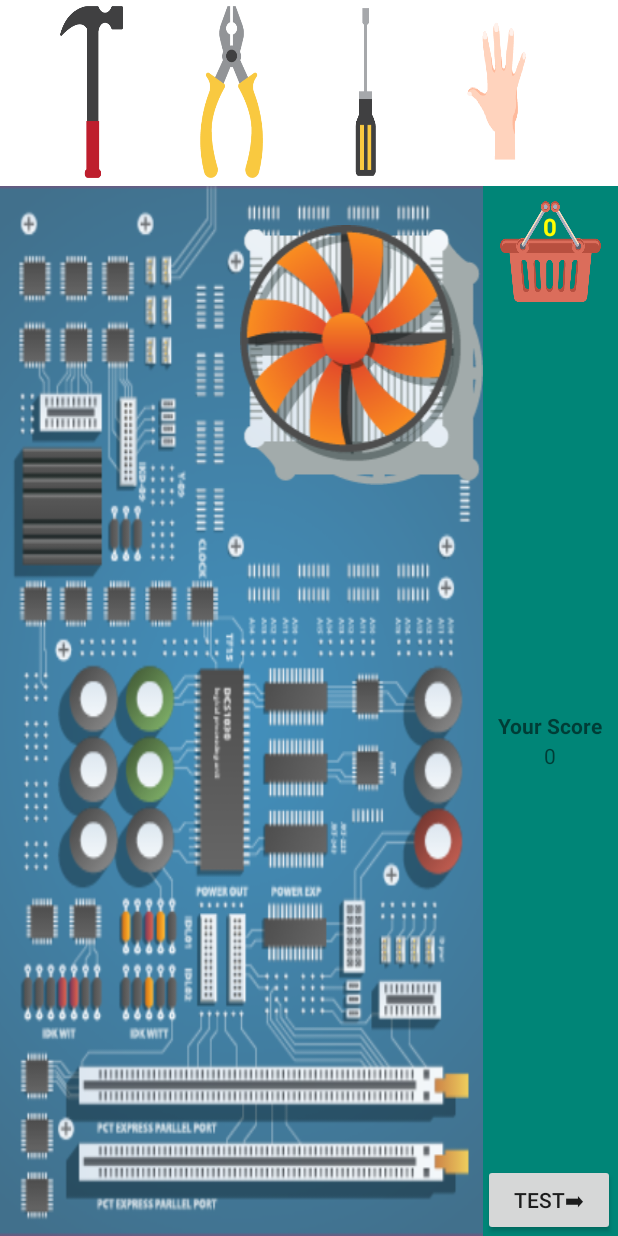
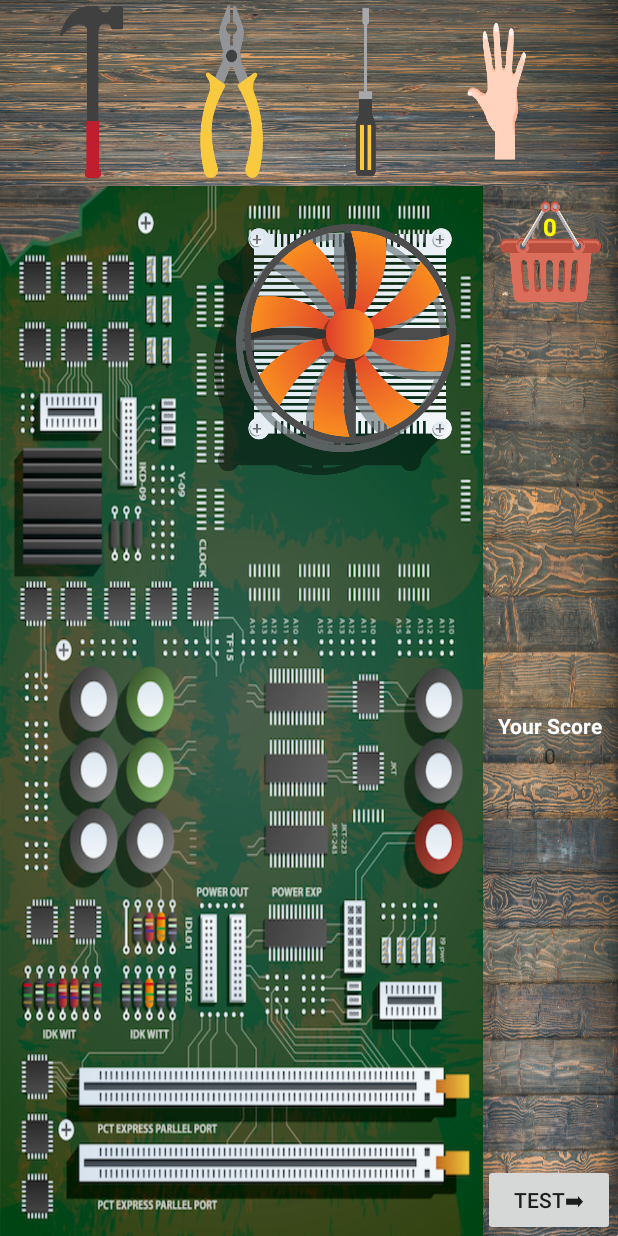
Before and after one commit to Yasamanro/TheBreakingHand, an Android app: the GameActivity screen opened directly, with no data from a screen before it, on a phone screen of 412 x 824 dp. Run offline under Robolectric (Android 15) with nearby library versions, the light colour scheme and no system bars.

Commit message:
Major revision in Game Activity UI Motherboard is now rustier with breaks Tools and score Background has changes Sound effect on hammering the fan New fan picture

```diff
--- a/app/src/main/java/com/example/yasamanro/bhangarigame/GameActivity.java
+++ b/app/src/main/java/com/example/yasamanro/bhangarigame/GameActivity.java
@@ -4,6 +4,7 @@ import android.animation.ObjectAnimator;
 import android.bluetooth.BluetoothGattCharacteristic;
 import android.bluetooth.BluetoothGattService;
 import android.content.Intent;
+import android.media.MediaPlayer;
 import android.support.v7.app.AppCompatActivity;
 import android.os.Bundle;
 import android.util.Log;
@@ -74,14 +75,17 @@ public class GameActivity extends AppCompatActivity {
         final TranslateAnimation animation = new TranslateAnimation(0.0f, 400.0f,
                 0.0f, 100f);
 
+        // Sounds
+        final MediaPlayer hitMetalSound = MediaPlayer.create(this,R.raw.hitmetal);
+
         // Get BluetoothGattService data from DeviceControlActivity Intent!
-        Bundle b = getIntent().getExtras();
-        ArrayList<BluetoothGattService> gattServiceList = (ArrayList<BluetoothGattService>) b.getSerializable("gattService");
-        for ( BluetoothGattService service: gattServiceList){
-            Log.d("JOON I GOT INTENT", service.getUuid().toString());
-        }
-        mBluetoothGattService = findService(gattServiceList,SERVICE_UUID);
-        Log.d("I GOT BLESERVICE IN GAME ACTIVITY", BLEServiceContainer.getInstance().getBleService().toString());
+//        Bundle b = getIntent().getExtras();
+//        ArrayList<BluetoothGattService> gattServiceList = (ArrayList<BluetoothGattService>) b.getSerializable("gattService");
+//        for ( BluetoothGattService service: gattServiceList){
+//            Log.d("JOON I GOT INTENT", service.getUuid().toString());
+//        }
+//        mBluetoothGattService = findService(gattServiceList,SERVICE_UUID);
+//        Log.d("I GOT BLESERVICE IN GAME ACTIVITY", BLEServiceContainer.getInstance().getBleService().toString());
 
         hammer.setOnCheckedChangeListener(new CompoundButton.OnCheckedChangeListener() {
             @Override
@@ -140,18 +144,20 @@ public class GameActivity extends AppCompatActivity {
                 }
                 else {
 
-                    writeOnMicro(mBluetoothGattService, CHARACTERISTIC_UUID, 0);
+//                    writeOnMicro(mBluetoothGattService, CHARACTERISTIC_UUID, 0);
                     Log.d("wrote on micro", "0");
 
                     if (fanTapCount < 5) { // Fan not broken yet!
+                        hitMetalSound.start();
                         Toast.makeText(getApplicationContext(), "Tap " + (5 - fanTapCount) + " more times!", Toast.LENGTH_SHORT).show();
                         fan.clearAnimation();
                         hammerTool.startAnimation(rotateAnimation);
                         fanTapCount++;
                     }
                     else if (fanTapCount == 5){ // You broke the fan!
+                        hitMetalSound.start();
                         hammerTool.startAnimation(rotateAnimation);
-                      //  fan.setVisibility(View.GONE);
+                        //  fan.setVisibility(View.GONE);
                         //fanHighlight.setVisibility(View.GONE);
                         int basketCountTemp = Integer.parseInt(basketCount.getText().toString())+1;
                         basketCount.setText(Integer.toString(basketCountTemp));
@@ -159,9 +165,11 @@ public class GameActivity extends AppCompatActivity {
                         score.setText(Integer.toString(scoreCountTemp));
 
                         AnimationSet s = new AnimationSet(false);
+
                         s.addAnimation(swirlAnimation);
                         s.addAnimation(animation);
                         fan.startAnimation(s);
+                        fanTapCount++;
                     }
                     else {
                         fan.setVisibility(View.GONE);
--- a/app/src/main/res/layout/activity_game.xml
+++ b/app/src/main/res/layout/activity_game.xml
@@ -11,7 +11,7 @@
         android:layout_width="match_parent"
         android:layout_height="match_parent"
         android:layout_weight="0.85"
-        android:background="@color/white">
+        android:background="@drawable/table">
 
         <ToggleButton
             android:id="@+id/hammerButton"
@@ -28,7 +28,8 @@
             android:focusable="false"
             android:focusableInTouchMode="false"
             android:textOff=""
-            android:textOn="" />
+            android:textOn=""
+            android:soundEffectsEnabled="false"/>
 
         <Button
             android:id="@+id/hammerHighlight"
@@ -99,7 +100,7 @@
         android:layout_width="match_parent"
         android:layout_height="match_parent"
         android:layout_weight="0.15"
-        android:background="@color/colorAccent">
+        android:background="@drawable/table">
 
         <LinearLayout
             android:layout_width="match_parent"
@@ -116,12 +117,12 @@
 
                 <Button
                     android:id="@+id/fanButton"
-                    android:layout_width="162dp"
-                    android:layout_height="wrap_content"
+                    android:layout_width="161dp"
+                    android:layout_height="167dp"
                     android:layout_alignParentTop="true"
                     android:layout_alignParentEnd="true"
-                    android:layout_marginTop="26dp"
-                    android:layout_marginEnd="0dp"
+                    android:layout_marginTop="25dp"
+                    android:layout_marginEnd="18dp"
                     android:background="@drawable/fan" />
 
                 <Button
@@ -137,11 +138,12 @@
                     android:layout_marginEnd="65dp"
                     android:layout_marginBottom="31dp"
                     android:background="@drawable/hammer_check"
-                    android:visibility="invisible"
                     android:focusable="false"
                     android:focusableInTouchMode="false"
+                    android:soundEffectsEnabled="false"
                     android:textOff=""
-                    android:textOn="" />
+                    android:textOn=""
+                    android:visibility="invisible" />
 
                 <!--<Button-->
                 <!--android:id="@+id/fanHighlight"-->
@@ -164,7 +166,7 @@
                 android:layout_width="match_parent"
                 android:layout_height="match_parent"
                 android:layout_weight="0.78"
-                android:background="@color/colorPrimary">
+                android:background="@drawable/table">
 
                 <Button
                     android:id="@+id/testButton"
@@ -177,10 +179,10 @@
                     android:text="Test➡" />
 
                 <RelativeLayout
+                    android:id="@+id/badge_layout"
                     android:layout_width="wrap_content"
                     android:layout_height="wrap_content"
-                    android:layout_centerHorizontal="true"
-                    android:id="@+id/badge_layout">
+                    android:layout_centerHorizontal="true">
 
                     <Button
                         android:id="@+id/basket"
@@ -196,13 +198,13 @@
                     android:id="@+id/badge_notification_text"
                     android:layout_width="wrap_content"
                     android:layout_height="wrap_content"
-                    android:shape="oval"
                     android:layout_centerHorizontal="true"
                     android:layout_marginTop="16dp"
+                    android:shape="oval"
                     android:text="0"
                     android:textColor="#FFFF00"
                     android:textSize="16sp"
-                    android:textStyle="bold"/>
+                    android:textStyle="bold" />
 
                 <TextView
                     android:id="@+id/scoreText"
@@ -210,8 +212,9 @@
                     android:layout_height="wrap_content"
                     android:layout_centerHorizontal="true"
                     android:layout_marginTop="350dp"
+                    android:text="Your Score"
                     android:textStyle="bold"
-                    android:text="Your Score" />
+                    android:textColor="@color/white"/>
 
                 <TextView
                     android:id="@+id/score"
```
Also changed, not shown: app/src/main/java/com/example/yasamanro/bhangarigame/BluetoothLeService.java (+39 -0 lines), app/src/main/res/drawable/board.png, app/src/main/res/drawable/fan.png, 1 other file. Lines whose indentation alone changed are shown as unchanged.
